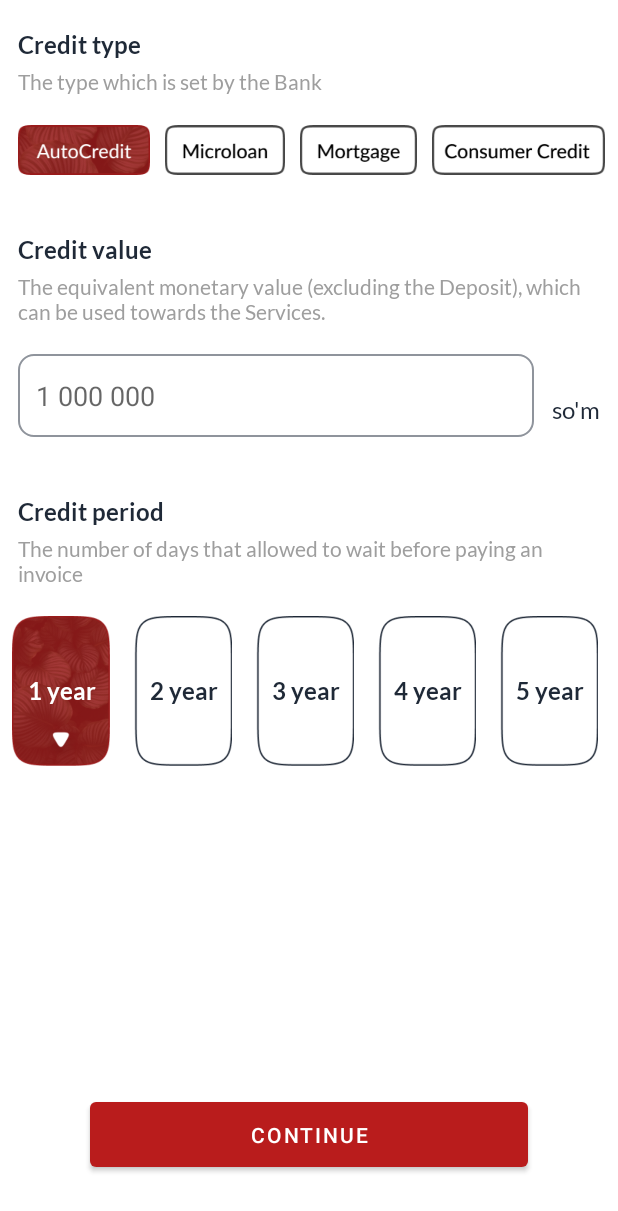
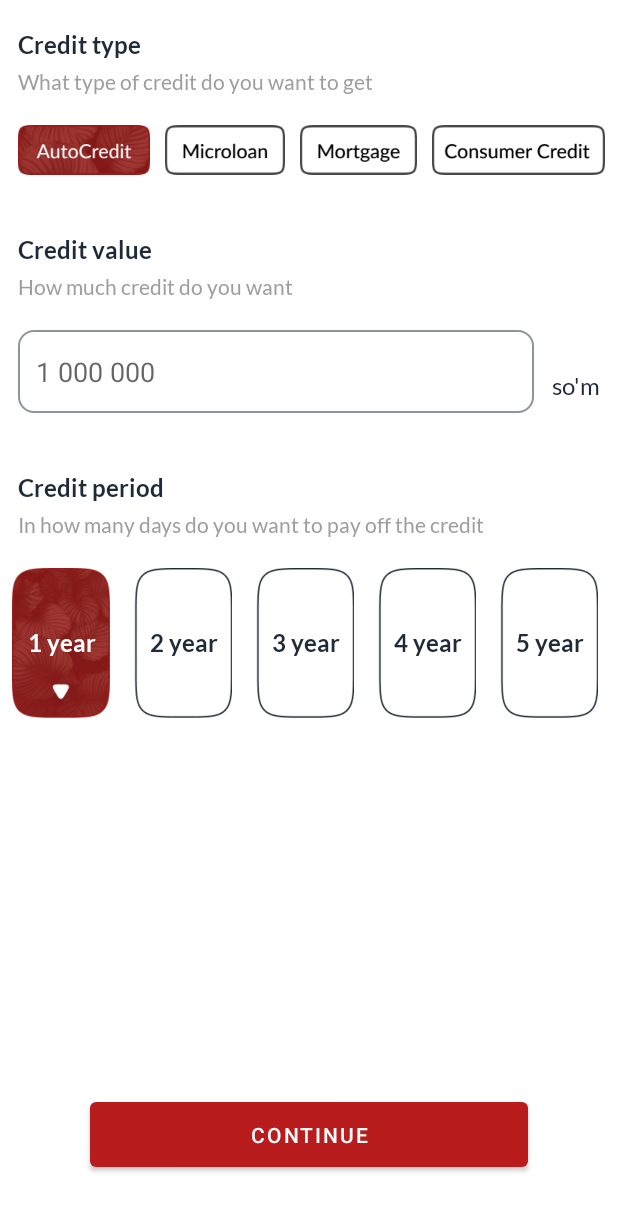
Before and after one commit to abrusdev/iFin, an Android app: the Step1Activity screen opened directly, with no data from a screen before it, on a phone screen of 412 x 824 dp. Shown: the top 1211 px of the screen. Run offline under Robolectric (Android 15) with nearby library versions, the phone set to English and light mode, and no system bars.

Commit message:
update: texts of the credit description

```diff
--- a/app/src/main/res/values/strings.xml
+++ b/app/src/main/res/values/strings.xml
@@ -13,11 +13,11 @@
     <string name="instruction"><u>How to fill these fields?</u></string>
 
     <string name="credit_type">Credit type</string>
-    <string name="the_type_which_is_set_by_the_bank">The type which is set by the Bank</string>
+    <string name="the_type_which_is_set_by_the_bank">What type of credit do you want to get</string>
     <string name="credit_value">Credit value</string>
-    <string name="the_equivalent_monetary_value_excluding_the_deposit_which_can_be_used_towards_the_services">The equivalent monetary value (excluding the Deposit), which can be used towards the Services.</string>
+    <string name="the_equivalent_monetary_value_excluding_the_deposit_which_can_be_used_towards_the_services">How much credit do you want</string>
     <string name="credit_period">Credit period</string>
-    <string name="the_number_of_days_that_allowed_to_wait_before_paying_an_invoice">The number of days that allowed to wait before paying an invoice</string>
+    <string name="the_number_of_days_that_allowed_to_wait_before_paying_an_invoice">In how many days do you want to pay off the credit</string>
 
     <string name="check_your_credit_history">Check your Credit history</string>
     <string name="check_your_income_history">Check your Income history</string>
```
